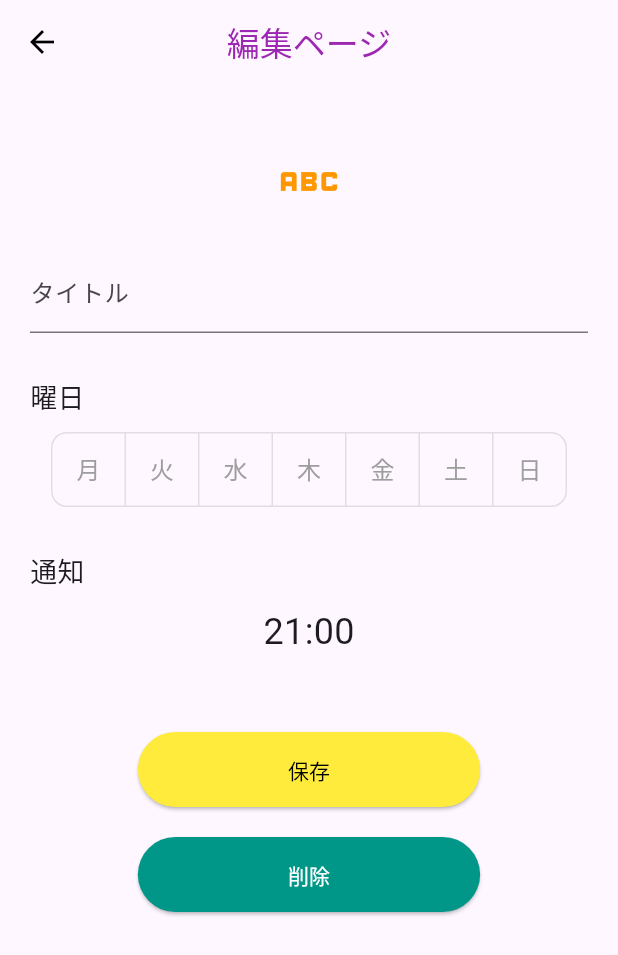
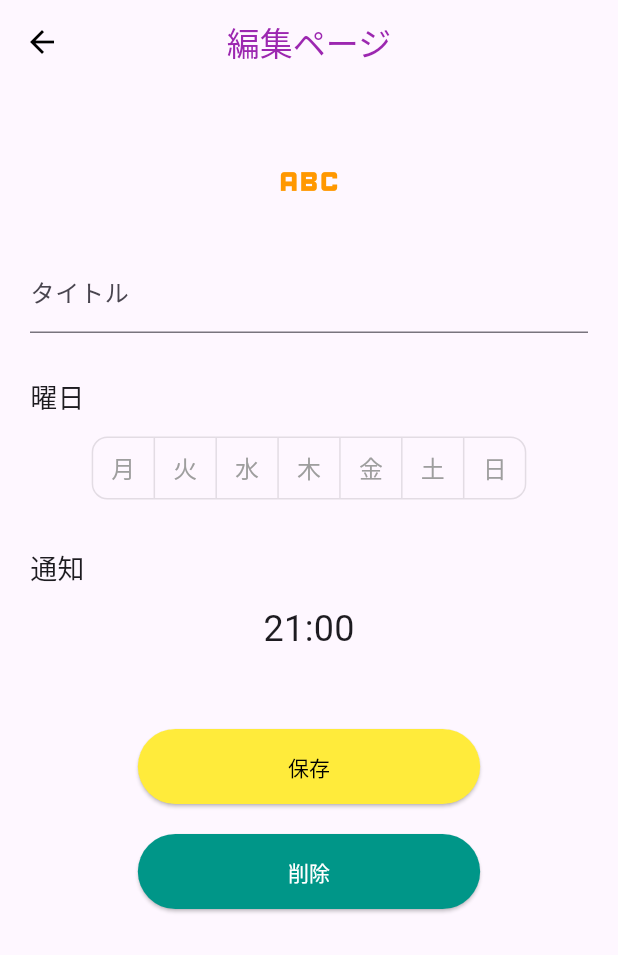
Before and after one commit to kskgit/happy-stack, a Flutter app: the EditScreen screen opened directly, on a phone screen of 412 x 824 dp. Shown: the top 955 px of the screen. Run offline on Flutter 3.47's test engine with Material 3 defaults, Android fonts, the phone set to English and light mode, and no system bars; our stand-ins replace flutter_dotenv, flutter_riverpod, graphql_flutter, hive_flutter; missing offline and left inert: flutter_appauth, gql; accounts and stored records are empty.

Commit message:
曜日選択ボタンのoverflow修正

```diff
--- a/lib/edit_screen.dart
+++ b/lib/edit_screen.dart
@@ -59,6 +59,7 @@ class _EditScreenState extends State<EditScreen> {
                     _selectedDays[index] = !_selectedDays[index];
                   });
                 },
+                constraints: const BoxConstraints(minWidth: 40, minHeight: 40),
                 color: Colors.grey,
                 selectedColor: Colors.teal,
                 fillColor: Colors.teal.withOpacity(0.2),
```
